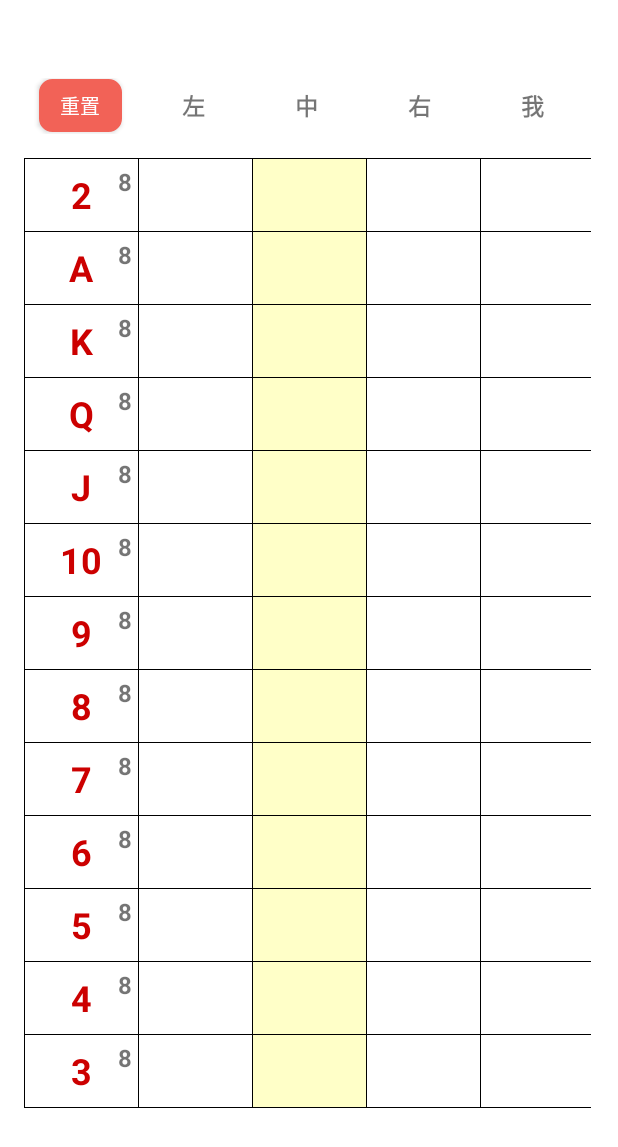
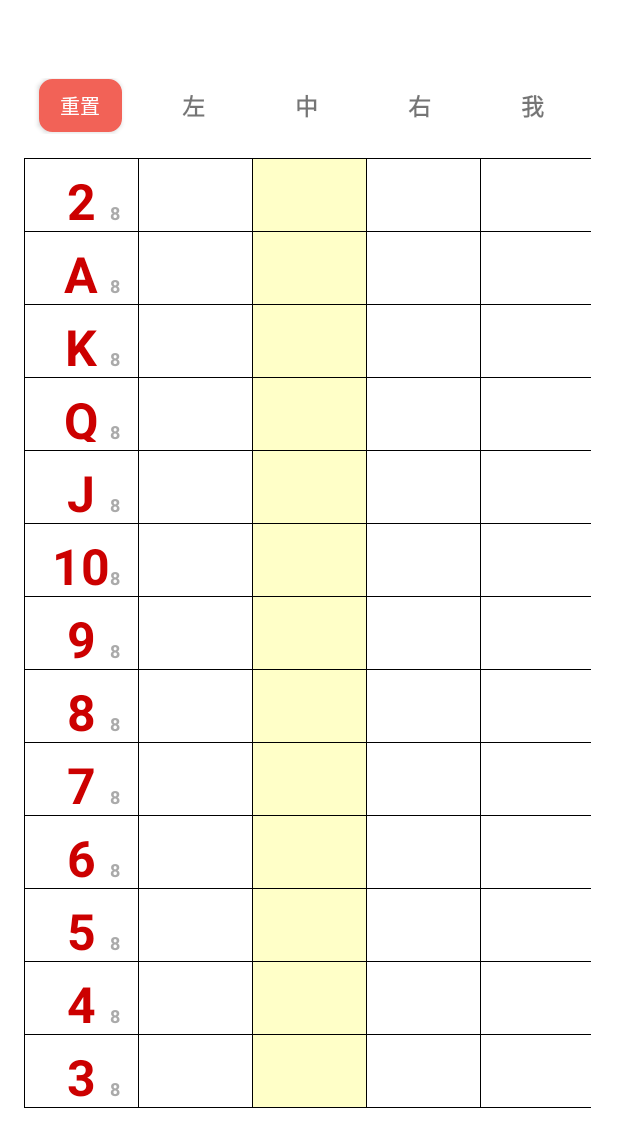
Before and after one commit to yuhanghate/Doudizhu, an Android app: the screen it shows after launch (MainActivity), on a phone screen of 412 x 824 dp. Shown: the top 1147 px of the screen. Run offline under Robolectric (Android 15) with nearby library versions, the phone set to English and light mode, and no system bars.

Commit message:
更新代码

```diff
--- a/app/src/main/res/layout/activity_main.xml
+++ b/app/src/main/res/layout/activity_main.xml
@@ -103,9 +103,11 @@
                 android:id="@+id/count00"
                 android:layout_width="wrap_content"
                 android:layout_height="wrap_content"
-                android:layout_gravity="top|end"
+                android:layout_gravity="bottom|end"
                 android:padding="@dimen/countPadding"
+                android:paddingEnd="@dimen/countPaddingEnd"
                 android:text="12"
+                android:textColor="@android:color/darker_gray"
                 android:textSize="@dimen/countSize"
                 android:textStyle="bold" />
         </FrameLayout>
@@ -206,8 +208,10 @@
                 android:id="@+id/count10"
                 android:layout_width="wrap_content"
                 android:layout_height="wrap_content"
-                android:layout_gravity="top|end"
+                android:layout_gravity="bottom|end"
+                android:textColor="@android:color/darker_gray"
                 android:padding="@dimen/countPadding"
+                android:paddingEnd="@dimen/countPaddingEnd"
                 android:text="12"
                 android:textSize="@dimen/countSize"
                 android:textStyle="bold" />
@@ -309,8 +313,10 @@
                 android:id="@+id/count20"
                 android:layout_width="wrap_content"
                 android:layout_height="wrap_content"
-                android:layout_gravity="top|end"
+                android:layout_gravity="bottom|end"
+                android:textColor="@android:color/darker_gray"
                 android:padding="@dimen/countPadding"
+                android:paddingEnd="@dimen/countPaddingEnd"
                 android:text="12"
                 android:textSize="@dimen/countSize"
                 android:textStyle="bold" />
@@ -412,8 +418,10 @@
                 android:id="@+id/count30"
                 android:layout_width="wrap_content"
                 android:layout_height="wrap_content"
-                android:layout_gravity="top|end"
+                android:layout_gravity="bottom|end"
+                android:textColor="@android:color/darker_gray"
                 android:padding="@dimen/countPadding"
+                android:paddingEnd="@dimen/countPaddingEnd"
                 android:text="12"
                 android:textSize="@dimen/countSize"
                 android:textStyle="bold" />
@@ -516,8 +524,10 @@
                 android:id="@+id/count40"
                 android:layout_width="wrap_content"
                 android:layout_height="wrap_content"
-                android:layout_gravity="top|end"
+                android:layout_gravity="bottom|end"
+                android:textColor="@android:color/darker_gray"
                 android:padding="@dimen/countPadding"
+                android:paddingEnd="@dimen/countPaddingEnd"
                 android:text="12"
                 android:textSize="@dimen/countSize"
                 android:textStyle="bold" />
@@ -619,8 +629,10 @@
                 android:id="@+id/count50"
                 android:layout_width="wrap_content"
                 android:layout_height="wrap_content"
-                android:layout_gravity="top|end"
+                android:layout_gravity="bottom|end"
+                android:textColor="@android:color/darker_gray"
                 android:padding="@dimen/countPadding"
+                android:paddingEnd="@dimen/countPaddingEnd"
                 android:text="12"
                 android:textSize="@dimen/countSize"
                 android:textStyle="bold" />
@@ -722,8 +734,10 @@
                 android:id="@+id/count60"
                 android:layout_width="wrap_content"
                 android:layout_height="wrap_content"
-                android:layout_gravity="top|end"
+                android:layout_gravity="bottom|end"
+                android:textColor="@android:color/darker_gray"
                 android:padding="@dimen/countPadding"
+                android:paddingEnd="@dimen/countPaddingEnd"
                 android:text="12"
                 android:textSize="@dimen/countSize"
                 android:textStyle="bold" />
@@ -825,8 +839,10 @@
                 android:id="@+id/count70"
                 android:layout_width="wrap_content"
                 android:layout_height="wrap_content"
-                android:layout_gravity="top|end"
+                android:layout_gravity="bottom|end"
+                android:textColor="@android:color/darker_gray"
                 android:padding="@dimen/countPadding"
+                android:paddingEnd="@dimen/countPaddingEnd"
                 android:text="12"
                 android:textSize="@dimen/countSize"
                 android:textStyle="bold" />
@@ -928,8 +944,10 @@
                 android:id="@+id/count80"
                 android:layout_width="wrap_content"
                 android:layout_height="wrap_content"
-                android:layout_gravity="top|end"
+                android:layout_gravity="bottom|end"
+                android:textColor="@android:color/darker_gray"
                 android:padding="@dimen/countPadding"
+                android:paddingEnd="@dimen/countPaddingEnd"
                 android:text="12"
                 android:textSize="@dimen/countSize"
                 android:textStyle="bold" />
@@ -1032,8 +1050,10 @@
                 android:id="@+id/count90"
                 android:layout_width="wrap_content"
                 android:layout_height="wrap_content"
-                android:layout_gravity="top|end"
+                android:layout_gravity="bottom|end"
+                android:textColor="@android:color/darker_gray"
                 android:padding="@dimen/countPadding"
+                android:paddingEnd="@dimen/countPaddingEnd"
                 android:text="12"
                 android:textSize="@dimen/countSize"
                 android:textStyle="bold" />
@@ -1135,8 +1155,10 @@
                 android:id="@+id/count100"
                 android:layout_width="wrap_content"
                 android:layout_height="wrap_content"
-                android:layout_gravity="top|end"
+                android:layout_gravity="bottom|end"
+                android:textColor="@android:color/darker_gray"
                 android:padding="@dimen/countPadding"
+                android:paddingEnd="@dimen/countPaddingEnd"
                 android:text="12"
                 android:textSize="@dimen/countSize"
                 android:textStyle="bold" />
@@ -1238,8 +1260,10 @@
                 android:id="@+id/count110"
                 android:layout_width="wrap_content"
                 android:layout_height="wrap_content"
-                android:layout_gravity="top|end"
+                android:layout_gravity="bottom|end"
+                android:textColor="@android:color/darker_gray"
                 android:padding="@dimen/countPadding"
+                android:paddingEnd="@dimen/countPaddingEnd"
                 android:text="12"
                 android:textSize="@dimen/countSize"
                 android:textStyle="bold" />
@@ -1341,8 +1365,10 @@
                 android:id="@+id/count120"
                 android:layout_width="wrap_content"
                 android:layout_height="wrap_content"
-                android:layout_gravity="top|end"
+                android:layout_gravity="bottom|end"
+                android:textColor="@android:color/darker_gray"
                 android:padding="@dimen/countPadding"
+                android:paddingEnd="@dimen/countPaddingEnd"
                 android:text="12"
                 android:textSize="@dimen/countSize"
                 android:textStyle="bold" />
--- a/app/src/main/res/values/dimens.xml
+++ b/app/src/main/res/values/dimens.xml
@@ -3,8 +3,9 @@
     <dimen name="width">75dp</dimen>
     <!-- 定义高度 -->
     <dimen name="height">48dp</dimen>
-    <dimen name="textSize">24sp</dimen>
-    <dimen name="countSize">16sp</dimen>
+    <dimen name="textSize">33sp</dimen>
+    <dimen name="countSize">12sp</dimen>
     <dimen name="countPadding">4dp</dimen>
     <dimen name="contentSize">20sp</dimen>
+    <dimen name="countPaddingEnd">12dp</dimen>
 </resources>
```
